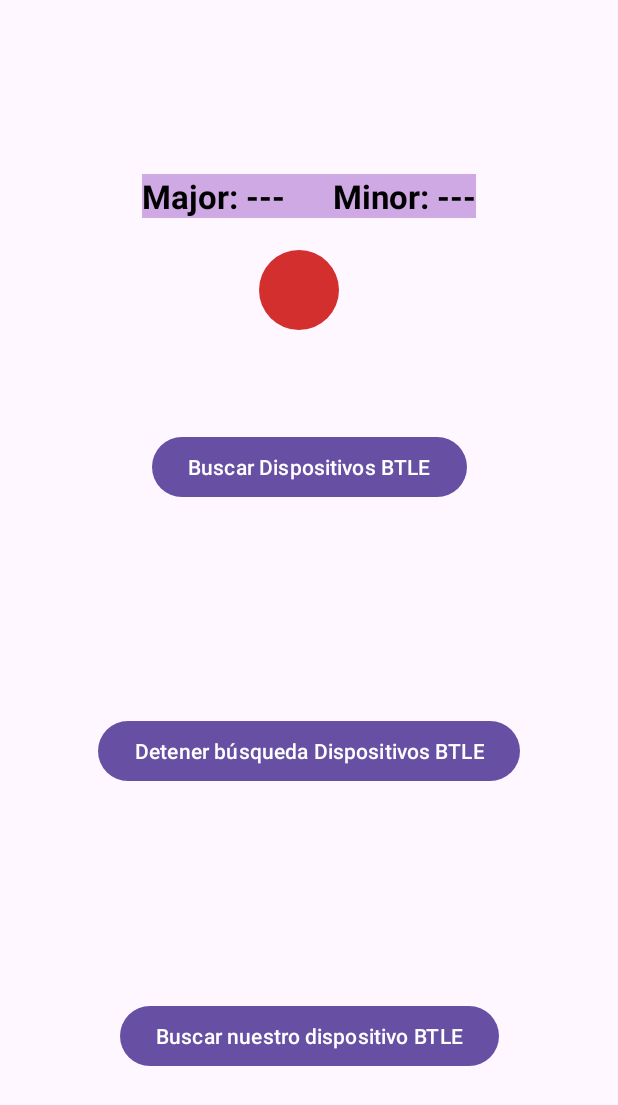
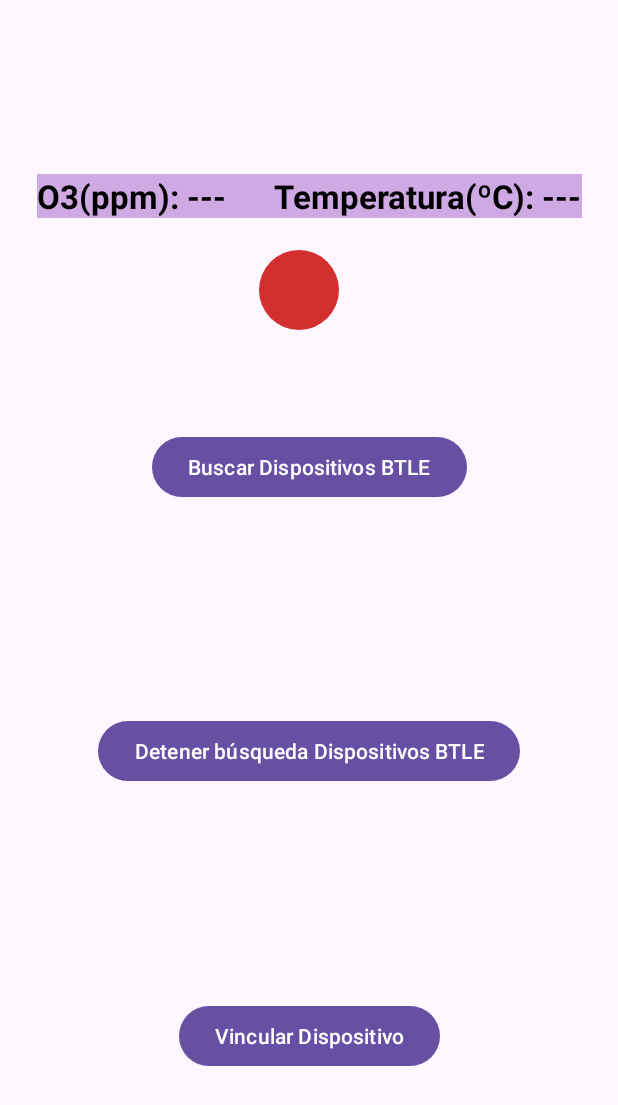
Before and after one commit to Air-o-Walk/android, an Android app: the MainActivity screen opened directly, with no data from a screen before it, on a phone screen of 412 x 824 dp. Shown: the top 1105 px of the screen. Run offline under Robolectric (Android 15) with nearby library versions, the phone set to English and light mode, and no system bars.

Commit message:
commit de arreglos

```diff
--- a/AiroWalkSprint0/app/src/main/java/com/example/air_o_walk_sprint0/MainActivity.java
+++ b/AiroWalkSprint0/app/src/main/java/com/example/air_o_walk_sprint0/MainActivity.java
@@ -301,8 +301,8 @@ public class MainActivity extends AppCompatActivity {
         // Actualizamos nuestro contador local para futuras comparaciones
         this.contadorAndroid = contadorArduino;
 
-        textMajor.setText("Major: " + medicionGas);
-        textMinor.setText("Minor: " + medicionTemperatura);
+        textMajor.setText("03(ppm): " + medicionGas);
+        textMinor.setText("Temperatura(ºC): " + medicionTemperatura);
     }
 
     // ------
@@ -409,6 +409,7 @@ public class MainActivity extends AppCompatActivity {
                         String nombreNodo = vinculador.getNombreNodoActual();
                         RegistroNodo registro = new RegistroNodo(userId, nombreNodo);
                         registro.registrarNodo();
+                        buscarEsteDispositivoBTLE(nombreNodo);
                         // ===================================================================
                         iconoVincular.setImageResource(R.drawable.ic_vincular_verde);
                         break;
--- a/AiroWalkSprint0/app/src/main/java/com/example/air_o_walk_sprint0/VinculadorBLE.java
+++ b/AiroWalkSprint0/app/src/main/java/com/example/air_o_walk_sprint0/VinculadorBLE.java
@@ -99,6 +99,8 @@ public class VinculadorBLE {
                 BluetoothDevice device = result.getDevice();
                 String name = device != null ? device.getName() : null;
 
+
+
                 Log.d(ETIQUETA_LOG, "onScanResult(): visto=" + name + " rssi=" + result.getRssi());
 
                 // Seguridad: algunos dispositivos devuelven null; comprobamos igualdad con el objetivo
--- a/AiroWalkSprint0/app/src/main/res/layout/activity_main.xml
+++ b/AiroWalkSprint0/app/src/main/res/layout/activity_main.xml
@@ -31,7 +31,7 @@
             android:layout_width="wrap_content"
             android:layout_height="wrap_content"
             android:layout_marginEnd="32dp"
-            android:text="Major: ---"
+            android:text="O3(ppm): ---"
             android:textColor="@android:color/black"
             android:textSize="22sp"
             android:textStyle="bold" />
@@ -40,7 +40,7 @@
             android:id="@+id/textMinor"
             android:layout_width="wrap_content"
             android:layout_height="wrap_content"
-            android:text="Minor: ---"
+            android:text="Temperatura(ºC): ---"
             android:textColor="@android:color/black"
             android:textSize="22sp"
             android:textStyle="bold" />
@@ -76,13 +76,13 @@
         android:id="@+id/botonBuscarNuestroDispositivoBTLE"
         android:layout_width="wrap_content"
         android:layout_height="wrap_content"
-        android:onClick="botonBuscarNuestroDispositivoBTLEPulsado"
-        android:text="Buscar nuestro dispositivo BTLE"
-        app:layout_constraintTop_toBottomOf="@id/botonDetenerBusquedaDispositivosBTLE"
+        android:layout_marginTop="16dp"
+        android:onClick="botonVincularPulsado"
+        android:text="Vincular Dispositivo"
         app:layout_constraintBottom_toBottomOf="parent"
+        app:layout_constraintEnd_toEndOf="parent"
         app:layout_constraintStart_toStartOf="parent"
-        app:layout_constraintEnd_toEndOf="parent"
-        android:layout_marginTop="16dp"/>
+        app:layout_constraintTop_toBottomOf="@id/botonDetenerBusquedaDispositivosBTLE" />
 
     <ImageView
         android:id="@+id/iconoVincular"
```
